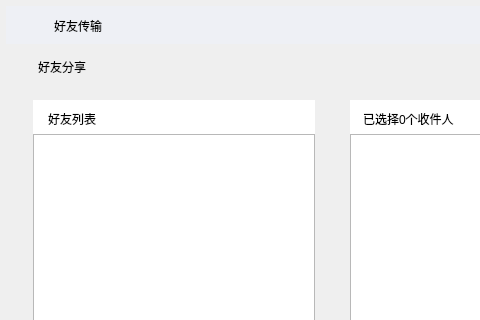
HustGw/CLLLLLLLSAFFFFFEWINN, file groupsenddialog.ui: the form before one commit; both pictures show x 0 to 480 and y 0 to 320 of the 664 by 510 pixel window.
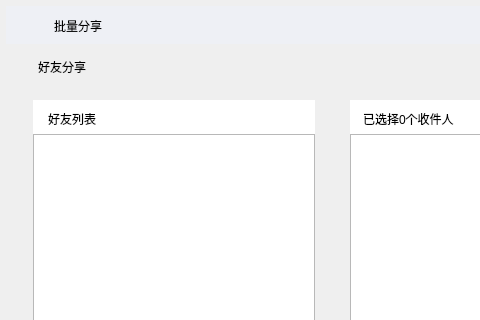
The form after the commit. Icons and pictures are not drawn.

Commit message: 修改了分享页面

What changed in the file:
```diff
--- a/groupsenddialog.ui
+++ b/groupsenddialog.ui
@@ -60,7 +60,7 @@
 background-color: rgb(238, 240, 245);</string>
    </property>
    <property name="text">
-    <string>好友传输</string>
+    <string>批量分享</string>
    </property>
   </widget>
   <widget class="QLabel" name="label_8">
```
The commit also changes 4 other files.
